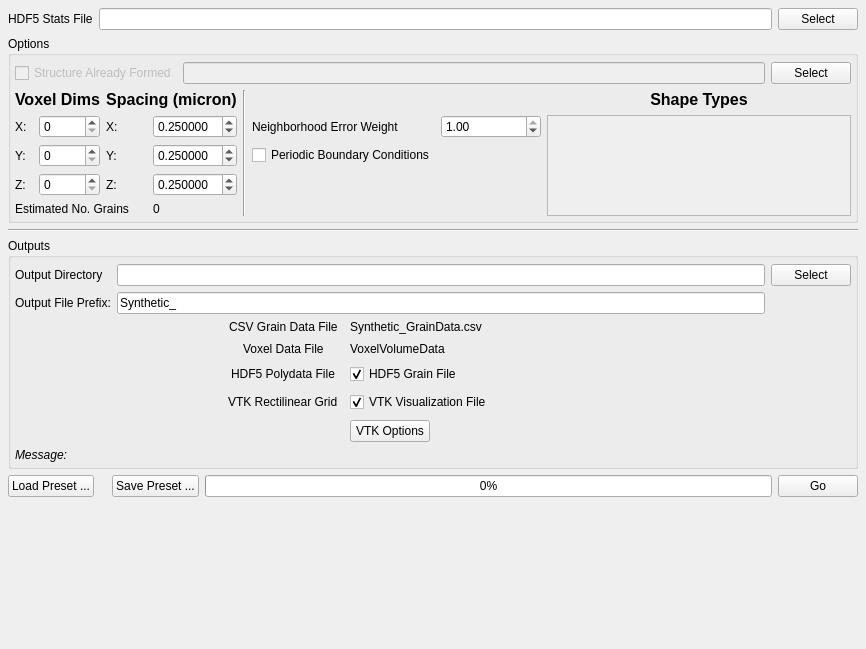
Old version of the form Source/Plugins/GrainGenerator/UI/GrainGeneratorWidget.ui in the repository BlueQuartzSoftware/DREAM3D.
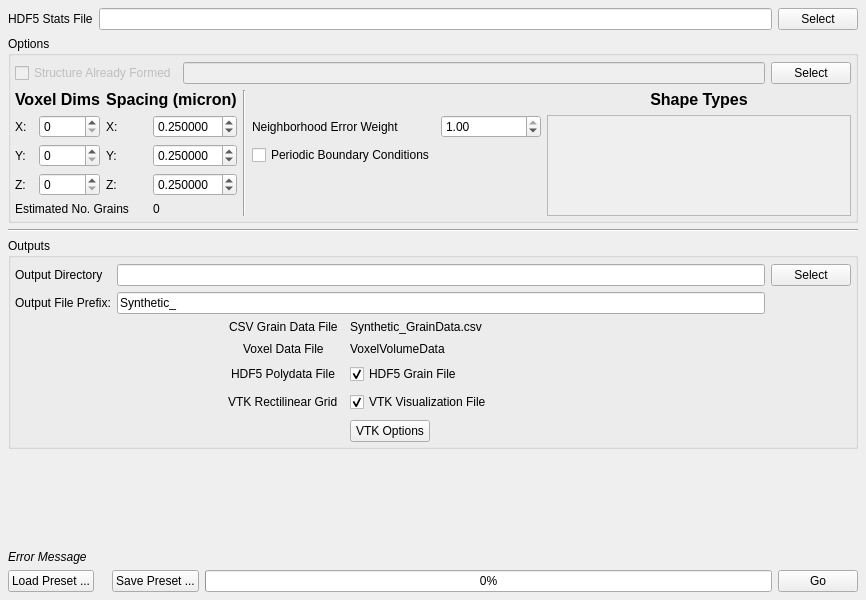
New version of the form. Custom widgets are drawn as their Qt base class.

Commit message: Updating the GrainGenerator Command line tool

Patch:
```diff
--- a/Source/Plugins/GrainGenerator/UI/GrainGeneratorWidget.ui
+++ b/Source/Plugins/GrainGenerator/UI/GrainGeneratorWidget.ui
@@ -7,7 +7,7 @@
     <x>0</x>
     <y>0</y>
     <width>866</width>
-    <height>649</height>
+    <height>600</height>
    </rect>
   </property>
   <property name="windowTitle">
@@ -495,6 +495,22 @@
         </item>
        </layout>
       </item>
+     </layout>
+    </widget>
+   </item>
+   <item>
+    <spacer name="verticalSpacer">
+     <property name="orientation">
+      <enum>Qt::Vertical</enum>
+     </property>
+     <property name="sizeHint" stdset="0">
+      <size>
+       <width>20</width>
+       <height>40</height>
+      </size>
+     </property>
+    </spacer>
+   </item>
       <item>
        <widget class="QLabel" name="messageLabel">
         <property name="font">
@@ -503,7 +519,7 @@
          </font>
         </property>
         <property name="text">
-         <string>Message:</string>
+      <string>Error Message</string>
         </property>
         <property name="wordWrap">
          <bool>true</bool>
@@ -513,9 +529,6 @@
         </property>
        </widget>
       </item>
-     </layout>
-    </widget>
-   </item>
    <item>
     <layout class="QHBoxLayout" name="BIG_LAYOUT">
      <item>
@@ -564,19 +577,6 @@
      </item>
     </layout>
    </item>
-   <item>
-    <spacer name="verticalSpacer">
-     <property name="orientation">
-      <enum>Qt::Vertical</enum>
-     </property>
-     <property name="sizeHint" stdset="0">
-      <size>
-       <width>20</width>
-       <height>40</height>
-      </size>
-     </property>
-    </spacer>
-   </item>
   </layout>
  </widget>
  <customwidgets>
```
Lines whose indentation alone changed are shown as unchanged. The commit also changes 4 other files.
